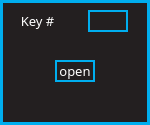
Above: standalone/advanced/forms/keyBoxForm.ui from Muse-Kinetics/softstep_editor before the change. Below: the same form after it.
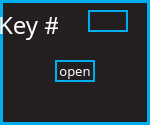
That is the form after the change.

Diff of the .ui file:
```diff
--- a/standalone/advanced/forms/keyBoxForm.ui
+++ b/standalone/advanced/forms/keyBoxForm.ui
@@ -74,16 +74,25 @@
     <rect>
      <x>0</x>
      <y>10</y>
-     <width>75</width>
-     <height>22</height>
+     <width>58</width>
+     <height>30</height>
     </rect>
    </property>
    <property name="font">
     <font>
      <family>Futura</family>
-     <pointsize>10</pointsize>
+     <pointsize>18</pointsize>
+     <weight>50</weight>
+     <italic>false</italic>
+     <bold>false</bold>
     </font>
    </property>
+   <property name="styleSheet">
+    <string notr="true">QLabel
+{
+	font: 18pt &quot;Futura&quot;;
+}</string>
+   </property>
    <property name="text">
     <string>Key #</string>
    </property>
```
